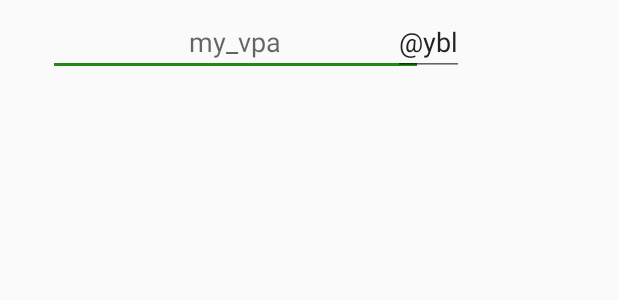
After one commit to AshishAgarwal2101/DCB-App, an Android app: the layout custom_dialog_account.xml on its own in the app's theme, with its tools: preview values and no code run, on a phone screen of 412 x 824 dp. The commit adds this screen. Shown: the top 300 px of the screen. Run offline under Robolectric (Android 15) with nearby library versions, the light colour scheme and no system bars.

Commit message:
Check Internet and VPA custom dialog.

```diff
--- /dev/null
+++ b/app/src/main/res/layout/custom_dialog_account.xml
@@ -0,0 +1,24 @@
+<?xml version="1.0" encoding="utf-8"?>
+<RelativeLayout
+    xmlns:android="http://schemas.android.com/apk/res/android"
+    android:layout_width="wrap_content"
+    android:layout_height="wrap_content"
+    android:padding="5dp"
+    >
+
+    <EditText
+        android:id="@+id/vpa_name"
+        android:layout_width="250dp"
+        android:layout_height="wrap_content"
+        android:layout_centerHorizontal="true"
+        android:layout_marginStart="54dp"
+        android:gravity="center"
+        android:hint="my_vpa"
+        android:inputType="text" />
+    <EditText
+        android:layout_width="wrap_content"
+        android:layout_height="wrap_content"
+        android:text="@string/at_ybl"
+        android:layout_alignEnd="@id/vpa_name"
+        />
+</RelativeLayout>
--- a/app/src/main/res/values/strings.xml
+++ b/app/src/main/res/values/strings.xml
@@ -47,6 +47,7 @@
     <string name="verify">Verify</string>
     <string name="proceed">PROCEED</string>
     <string name="profile">PROFILE</string>
+    <string name="at_ybl">\@ybl</string>
 
     <!--User defined-->
 
```
Also changed, not shown: app/src/main/java/com/cashless/easycash/BankAccount.java (+53 -4 lines), app/src/main/java/com/cashless/easycash/ChoosePhoneActivity.java (+8 -3 lines), app/src/main/java/com/cashless/easycash/Helpers/InternetHelper.java (added, +19 -0 lines), app/src/main/res/layout/activity_bank_account.xml (+20 -5 lines), app/src/main/res/layout/choose_phone_layout.xml (+20 -4 lines).
